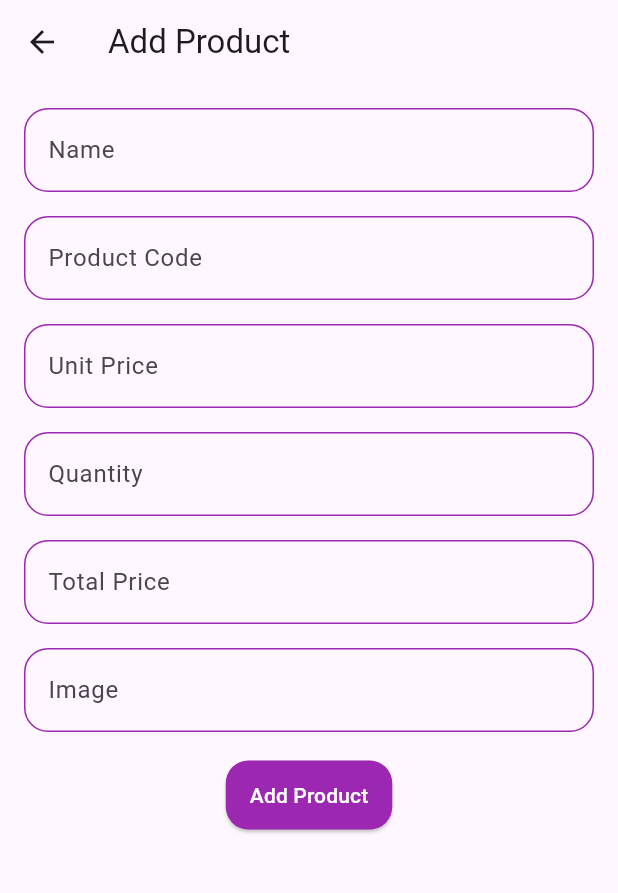
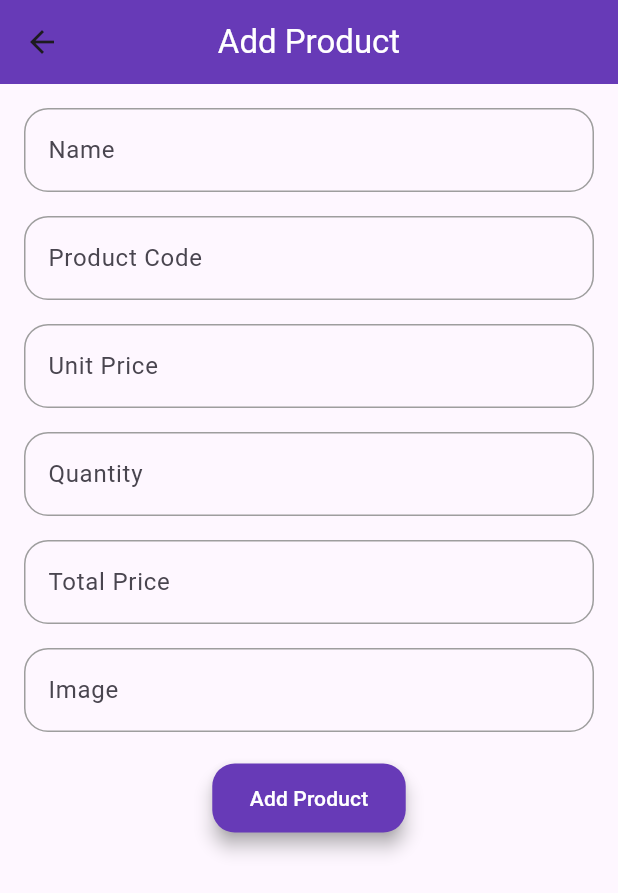
Before and after one commit to Ashrafulalkh/curd_app_with_api, a Flutter app: the screen it shows after launch, after a tap on the "add" icon, on a phone screen of 412 x 824 dp. Shown: the top 893 px of the screen. Run offline on Flutter 3.47's test engine with Material 3 defaults, Android fonts, the phone set to English and light mode, and no system bars; network calls fail.

Commit message:
Changes In Some Design

```diff
--- a/lib/add_product_screen.dart
+++ b/lib/add_product_screen.dart
@@ -26,7 +26,12 @@ class _AddProductScreenState extends State<AddProductScreen> {
   Widget build(BuildContext context) {
     return Scaffold(
       appBar: AppBar(
-        title: const Text('Add Product'),
+        backgroundColor: Colors.deepPurple,
+        centerTitle: true,
+        title: const Text(
+          'Add Product',
+          style: TextStyle(color: Colors.white),
+        ),
       ),
       body: SingleChildScrollView(
         child: Padding(
@@ -138,7 +143,7 @@ class _AddProductScreenState extends State<AddProductScreen> {
                   },
                 ),
                 const SizedBox(
-                  height: 18,
+                  height: 20,
                 ),
 
                 Visibility(
@@ -202,7 +207,7 @@ class _AddProductScreenState extends State<AddProductScreen> {
       ScaffoldMessenger.of(context)
           .showSnackBar(const SnackBar(content: Text('New Product Added')));
 
-      Navigator.pop(context);
+      Navigator.pop(context,true);
     }else{
 
       ScaffoldMessenger.of(context)
--- a/lib/app.dart
+++ b/lib/app.dart
@@ -9,7 +9,7 @@ class CrudApp extends StatelessWidget {
     return  MaterialApp(
       theme: _lightThemeData(),
       darkTheme: _darkThemeData(),
-      themeMode: ThemeMode.system,
+      themeMode: ThemeMode.light,
       home: const ProductListScreen(),
     );
   }
@@ -20,8 +20,45 @@ ThemeData _lightThemeData() {
     brightness: Brightness.light,
     elevatedButtonTheme: ElevatedButtonThemeData(
         style: ElevatedButton.styleFrom(
+          elevation: 5.0,
+          shadowColor: Colors.grey,
           foregroundColor: Colors.white,
-          backgroundColor: Colors.purple,
+          backgroundColor: Colors.deepPurple,
+          padding: const EdgeInsets.symmetric(horizontal: 25,vertical: 13),
+          shape: RoundedRectangleBorder(
+            borderRadius: BorderRadius.circular(15),
+          ),
+        )
+    ),
+    inputDecorationTheme:  InputDecorationTheme(
+      focusedErrorBorder: OutlineInputBorder(
+        borderRadius: BorderRadius.circular(16),
+        borderSide: const BorderSide(color: Colors.red),
+      ),
+      errorBorder: OutlineInputBorder(
+        borderRadius: BorderRadius.circular(16),
+        borderSide: const BorderSide(color: Colors.red),
+      ),
+      enabledBorder: OutlineInputBorder(
+        borderRadius: BorderRadius.circular(16),
+        borderSide: const BorderSide(color: Colors.grey),
+      ),
+      focusedBorder: OutlineInputBorder(
+        borderSide: const BorderSide(color: Colors.grey),
+        borderRadius: BorderRadius.circular(16),
+      ),
+    ),
+  );
+}
+
+ThemeData _darkThemeData() {
+  return ThemeData(
+    brightness: Brightness.dark,
+    elevatedButtonTheme: ElevatedButtonThemeData(
+        style: ElevatedButton.styleFrom(
+          elevation: 5.0,
+          foregroundColor: Colors.white,
+          backgroundColor: Colors.deepPurple,
           padding: const EdgeInsets.symmetric(horizontal: 16,vertical: 13),
           shape: RoundedRectangleBorder(
             borderRadius: BorderRadius.circular(15),
@@ -39,46 +76,12 @@ ThemeData _lightThemeData() {
       ),
       enabledBorder: OutlineInputBorder(
         borderRadius: BorderRadius.circular(16),
-        borderSide: const BorderSide(color: Colors.purple),
+        borderSide: const BorderSide(color: Colors.deepPurple),
       ),
       focusedBorder: OutlineInputBorder(
-        borderSide: const BorderSide(color: Colors.purple),
+        borderSide: const BorderSide(color: Colors.deepPurple),
         borderRadius: BorderRadius.circular(16),
       ),
     ),
   );
 }
-
-ThemeData _darkThemeData() {
-  return ThemeData(
-    brightness: Brightness.dark,
-    elevatedButtonTheme: ElevatedButtonThemeData(
-        style: ElevatedButton.styleFrom(
-          foregroundColor: Colors.white,
-          backgroundColor: Colors.purple,
-          padding: const EdgeInsets.symmetric(horizontal: 16,vertical: 13),
-          shape: RoundedRectangleBorder(
-            borderRadius: BorderRadius.circular(15),
-          ),
-        )
-    ),
-    inputDecorationTheme:  InputDecorationTheme(
-      focusedErrorBorder: OutlineInputBorder(
-        borderRadius: BorderRadius.circular(16),
-        borderSide: const BorderSide(color: Colors.red),
-      ),
-      errorBorder: OutlineInputBorder(
-        borderRadius: BorderRadius.circular(16),
-        borderSide: const BorderSide(color: Colors.red),
-      ),
-      enabledBorder: OutlineInputBorder(
-        borderRadius: BorderRadius.circular(16),
-        borderSide: const BorderSide(color: Colors.purple),
-      ),
-      focusedBorder: OutlineInputBorder(
-        borderSide: const BorderSide(color: Colors.purple),
-        borderRadius: BorderRadius.circular(16),
-      ),
-    ),
-  );
-}
--- a/lib/product_list_screen.dart
+++ b/lib/product_list_screen.dart
@@ -28,8 +28,15 @@ class _ProductListScreenState extends State<ProductListScreen> {
   @override
   Widget build(BuildContext context) {
     return Scaffold(
+      backgroundColor: Colors.white,
       appBar: AppBar(
-        title: const Text('Product List'),
+        elevation: 2.0,
+        backgroundColor: Colors.deepPurple,
+        centerTitle: true,
+        title: const Text(
+          'Product List',
+          style: TextStyle(color: Colors.white),
+        ),
       ),
       body: RefreshIndicator(
         onRefresh: () async{
@@ -45,17 +52,29 @@ class _ProductListScreenState extends State<ProductListScreen> {
             itemBuilder: (context, index) {
               return _buildProductItem(productList[index]);
             },
-            separatorBuilder: (_, __) => const Divider(),
+            separatorBuilder: (_, __) => const SizedBox(height: 5,),
           ),
         ),
       ),
-      floatingActionButton: FloatingActionButton(
-        onPressed: () {
-          Navigator.push(context,
-              MaterialPageRoute(builder: (context) => const AddProductScreen()));
+      floatingActionButton: _buildFloatingActionButton(context),
+    );
+  }
+
+  Widget _buildFloatingActionButton(BuildContext context) {
+    return FloatingActionButton(
+      backgroundColor: Colors.deepPurple,
+      foregroundColor: Colors.white,
+      onPressed: () async {
+        final result = await Navigator.push(
+            context,
+            MaterialPageRoute(
+                builder: (context) => const AddProductScreen()));
+
+        if(result == true) {
+          _getProductList();
+        }
       },
       child: const Icon(Icons.add),
-      ),
     );
   }
 
@@ -98,14 +117,36 @@ class _ProductListScreenState extends State<ProductListScreen> {
   }
 
   Widget _buildProductItem(ProductModel productModel) {
-    return ListTile(
+    return Padding(
+      padding: const EdgeInsets.symmetric(horizontal: 8,vertical: 5),
+      child: Card(
+        color: Colors.white,
+        elevation: 4.0,
+        shadowColor: Colors.grey,
+        shape: RoundedRectangleBorder(
+          borderRadius: BorderRadius.circular(15.0),
+        ),
+        child: ListTile(
+          leading: Image.network(
+            height: 80,
+            width: 80,
+            productModel.productImage ?? 'Unknown',
+            errorBuilder: (context, error, stackTrace) {
+              return Container(
+                height: 80,
+                width: 80,
+                color: Colors.grey[300],
+                child: const Icon(Icons.image, color: Colors.white),
+              );
+            },
+          ),
           title:  Text(productModel.productName ?? ''),
           subtitle: Wrap(
             spacing: 16,
             children: [
-          Text('Unit Price: ${productModel.productUnitPrice}'),
-          Text('Quantity: ${productModel.productQuantity}'),
-          Text('Total Price: ${productModel.productTotalPrice}'),
+              Text('Unit Price: ${productModel.productUnitPrice ?? 'Unknown'}'),
+              Text('Quantity: ${productModel.productQuantity ?? 'Unknown'}'),
+              Text('Total Price: ${productModel.productTotalPrice ?? 'Unknown'}'),
             ],
           ),
           trailing: Wrap(
@@ -120,18 +161,19 @@ class _ProductListScreenState extends State<ProductListScreen> {
                         ),
                       ),
                     );
-                if(result == true) {
+                    if (result == true) {
                       _getProductList();
                     }
-
                   },
                   icon: const Icon(Icons.edit)),
               IconButton(
                   onPressed: () {
                     showDeleteConfirmationDialog(productModel.id!);
                   },
-              icon: const Icon(Icons.delete_forever_outlined)),
+                  icon: const Icon(Icons.delete_forever_outlined,color: Colors.red,)),
             ],
+          ),
+        ),
       ),
     );
 
@@ -140,7 +182,7 @@ class _ProductListScreenState extends State<ProductListScreen> {
   void showDeleteConfirmationDialog(String id) {
     showDialog(context: context, builder: (context) {
       return AlertDialog(
-        title: const Text('Delete'),
+        title: const Center(child: Text('Delete Warning!!',style: TextStyle(color: Colors.red),)),
         content: const Text('Do you want to delete this product?'),
         actions: [
           TextButton(onPressed: () {
```
Also changed, not shown: lib/update_product_screen.dart (+7 -1 lines). Lines whose indentation alone changed are shown as unchanged.
